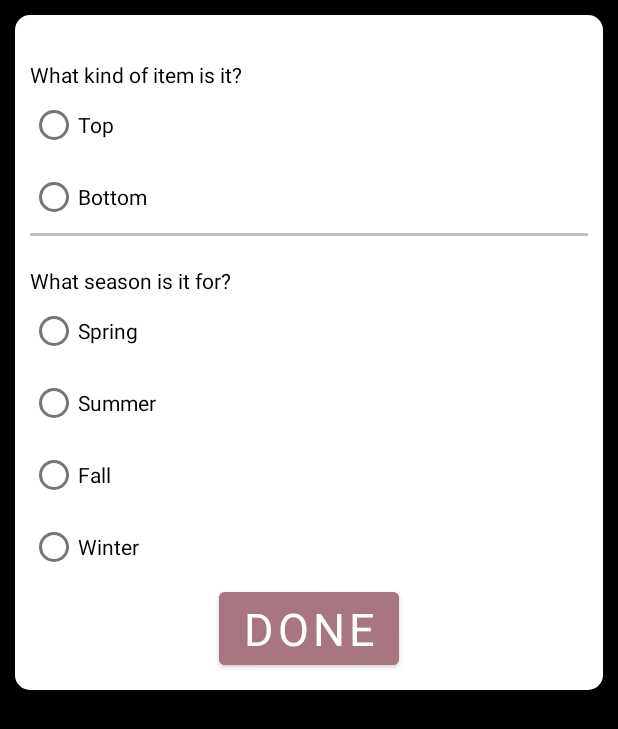
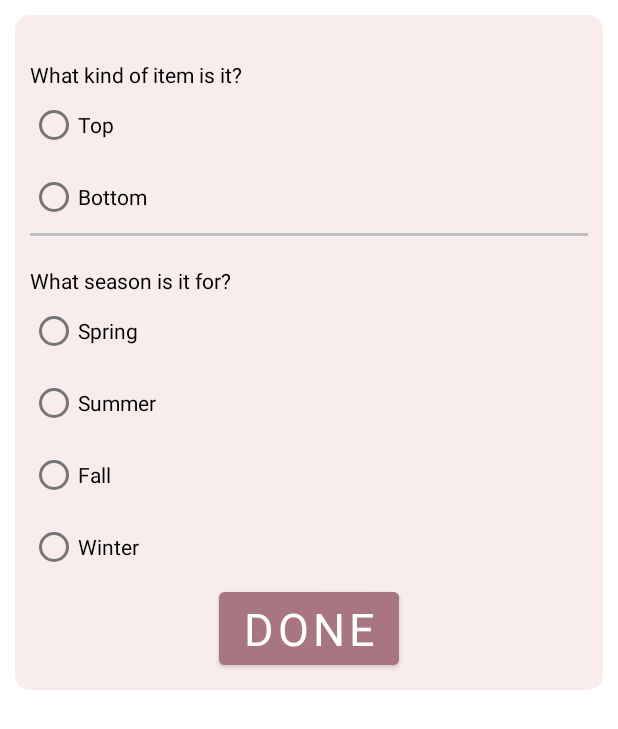
Before and after one commit to siriouthay01835680/DressMe, an Android app: the layout camerapopup.xml on its own in the app's theme, with its tools: preview values and no code run, on a phone screen of 412 x 824 dp. Shown: the top 729 px of the screen. Run offline under Robolectric (Android 15) with nearby library versions, the phone set to English and light mode, and no system bars.

Commit message:
updated button and pop color

```diff
--- a/app/src/main/res/drawable/popupbg.xml
+++ b/app/src/main/res/drawable/popupbg.xml
@@ -1,6 +1,6 @@
 <?xml version="1.0" encoding="utf-8"?>
 <shape xmlns:android="http://schemas.android.com/apk/res/android">
-<solid android:color="@color/white"/>
+<solid android:color="#F8ECEC"/>
     <corners android:radius="10dp"/>
 
 </shape>
--- a/app/src/main/res/layout/activity_camera.xml
+++ b/app/src/main/res/layout/activity_camera.xml
@@ -24,6 +24,10 @@
             android:text="Capture"
             android:layout_width="wrap_content"
             android:layout_height="wrap_content"
-            android:layout_gravity="bottom" />
+            android:layout_gravity="bottom"
+            android:layout_marginLeft = "155dp"
+            android:backgroundTint="#A87680"
+            android:fontFamily="sans-serif-thin"
+            android:textStyle="bold"/>
     </LinearLayout>
 </androidx.constraintlayout.widget.ConstraintLayout>
--- a/app/src/main/res/layout/camerapopup.xml
+++ b/app/src/main/res/layout/camerapopup.xml
@@ -2,7 +2,7 @@
 <RelativeLayout xmlns:android="http://schemas.android.com/apk/res/android"
     android:layout_width="match_parent"
     android:layout_height="match_parent"
-    android:background="@color/black">
+    >
 
     <LinearLayout
         android:layout_width="match_parent"
```
